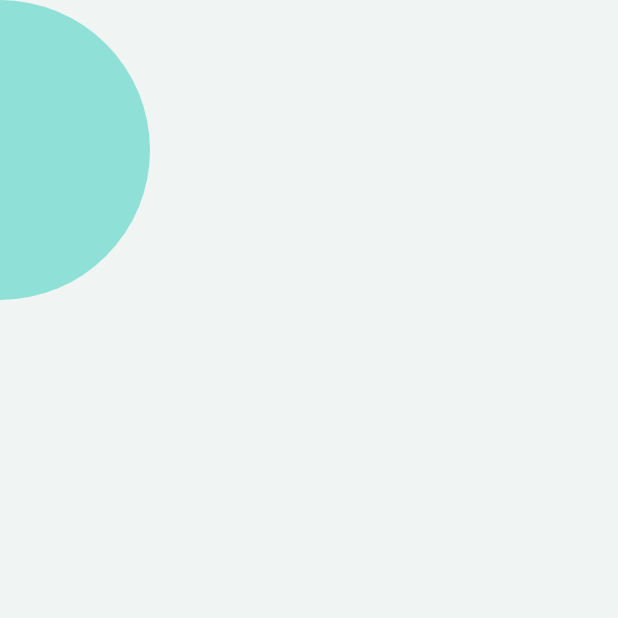
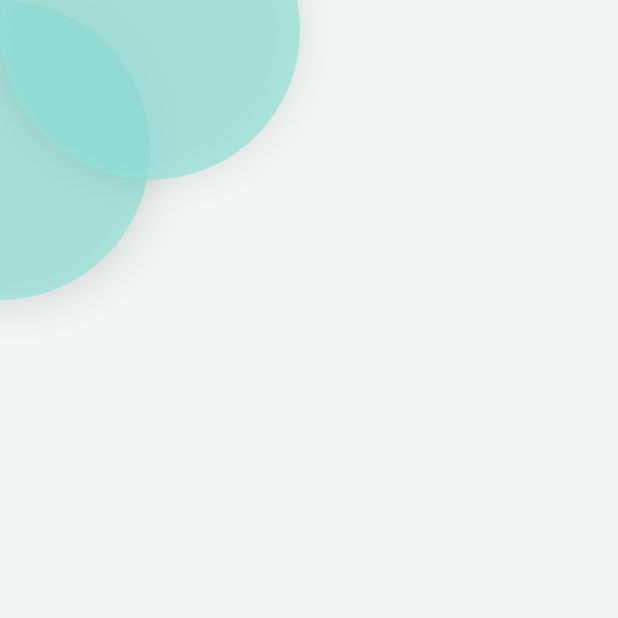
Before and after one commit to EverlastingBigFlo/todo, a Flutter app: the screen it shows after launch, on a phone screen of 412 x 824 dp, the top half of it. Run offline on Flutter 3.47's test engine with Material 2 defaults, Android fonts, the phone set to English and light mode, and no system bars.

Commit message:
added the second container and set an opacity to the colors

```diff
--- a/lib/home_page.dart
+++ b/lib/home_page.dart
@@ -24,7 +24,33 @@ class _HomePageState extends State<HomePage> {
               width: 200,
               height: 200,
               decoration: BoxDecoration(
-                  color: myColor, borderRadius: BorderRadius.circular(100.0)),
+                color: myColor.withOpacity(0.7),
+                borderRadius: BorderRadius.circular(100.0),
+                boxShadow: [
+                  BoxShadow(
+                    color: Colors.black.withOpacity(0.1),
+                    spreadRadius: 5,
+                    blurRadius: 20,
+                  ),
+                ],
+              ),
+            ),
+          ),
+          Positioned(
+            top: -80,
+            child: Container(
+              width: 200,
+              height: 200,
+              decoration: BoxDecoration(
+                color: myColor.withOpacity(0.7),
+                borderRadius: BorderRadius.circular(100.0),
+                boxShadow: [
+                  BoxShadow(
+                    color: Colors.black.withOpacity(0.1),
+                    blurRadius: 20,
+                  ),
+                ],
+              ),
             ),
           ),
         ],
```
